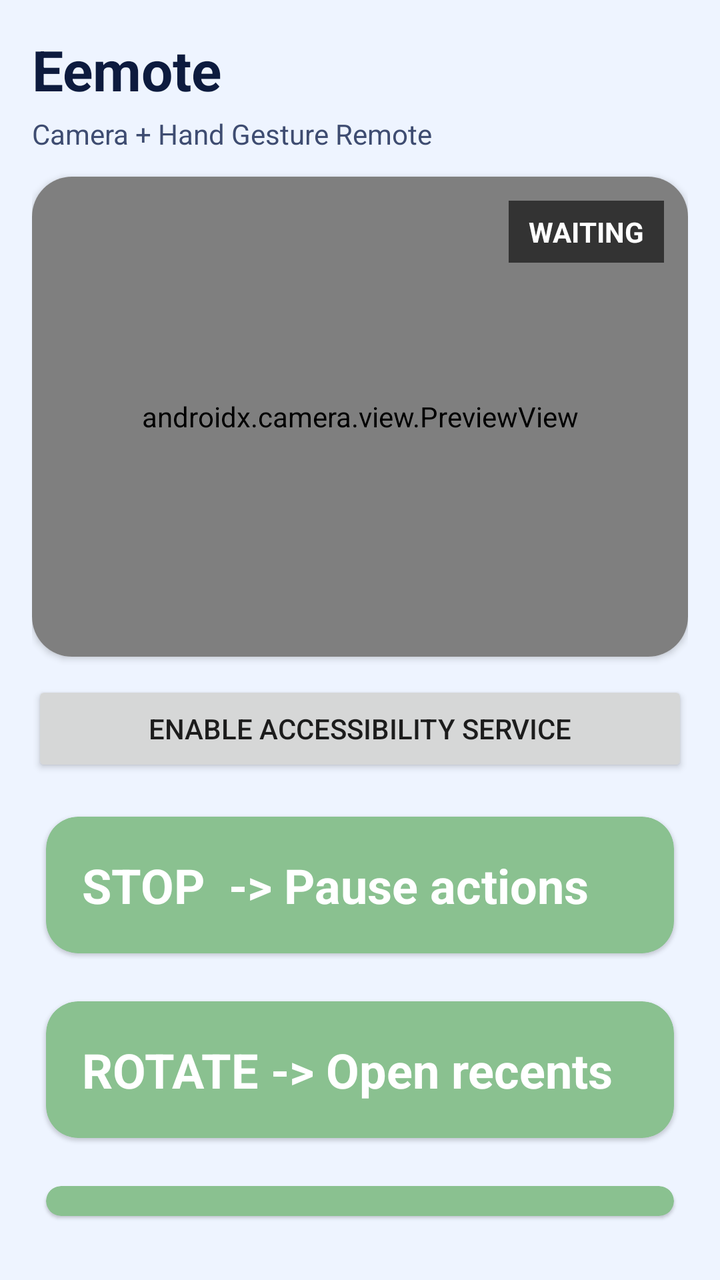
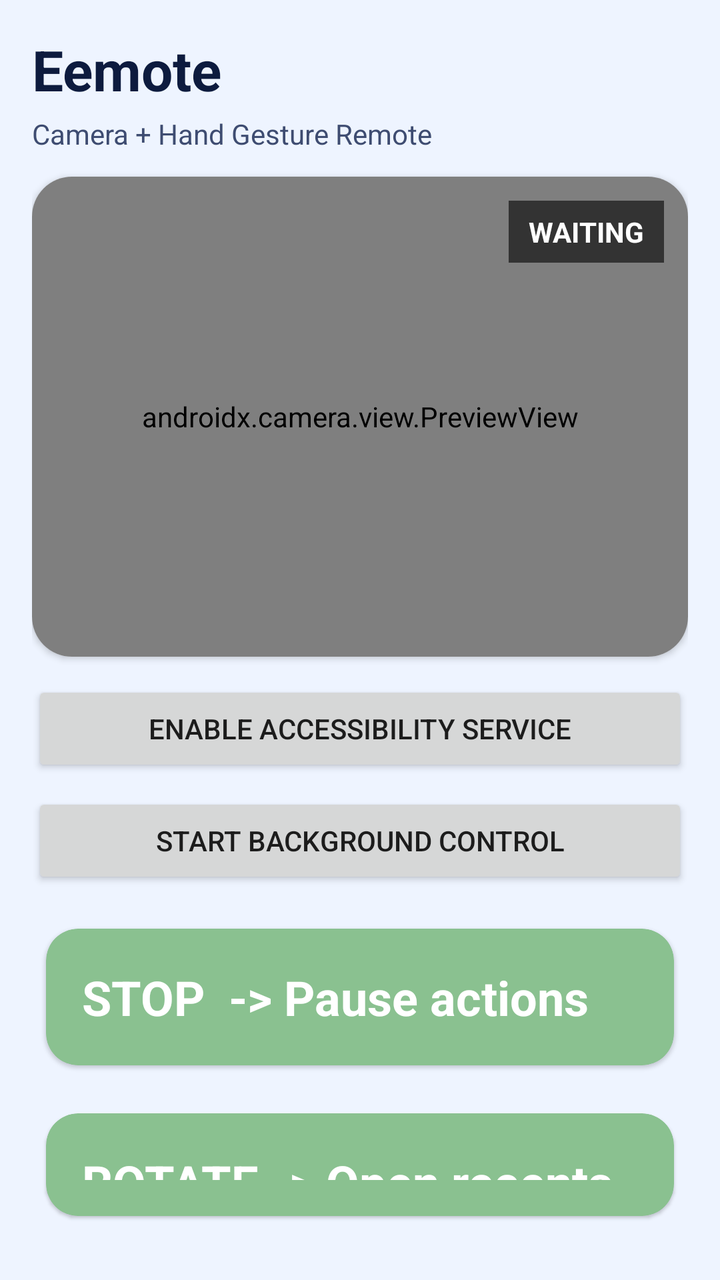

The first picture is an Android layout as it rendered before a commit; the second is the same layout after the commit. The layout source and the unified diff follow.
<!-- AndroidManifest.xml: application theme Theme.Eemote -->
<!-- res/layout/activity_main.xml -->
<?xml version="1.0" encoding="utf-8"?>
<LinearLayout xmlns:android="http://schemas.android.com/apk/res/android"
    xmlns:app="http://schemas.android.com/apk/res-auto"
    android:layout_width="match_parent"
    android:layout_height="match_parent"
    android:orientation="vertical"
    android:padding="16dp"
    android:background="#EEF4FF">

    <TextView
        android:id="@+id/titleText"
        android:layout_width="match_parent"
        android:layout_height="wrap_content"
        android:text="Eemote"
        android:textStyle="bold"
        android:textSize="28sp"
        android:textColor="#0D1B3E" />

    <TextView
        android:id="@+id/subtitleText"
        android:layout_width="match_parent"
        android:layout_height="wrap_content"
        android:layout_marginTop="4dp"
        android:text="Camera + Hand Gesture Remote"
        android:textColor="#3E4C71"
        android:textSize="14sp" />

    <com.google.android.material.card.MaterialCardView
        android:layout_width="match_parent"
        android:layout_height="240dp"
        android:layout_marginTop="12dp"
        app:cardCornerRadius="20dp"
        app:cardElevation="2dp">

        <FrameLayout
            android:layout_width="match_parent"
            android:layout_height="match_parent">

            <androidx.camera.view.PreviewView
                android:id="@+id/previewView"
                android:layout_width="match_parent"
                android:layout_height="match_parent" />

            <TextView
                android:id="@+id/liveStatusText"
                android:layout_width="wrap_content"
                android:layout_height="wrap_content"
                android:layout_gravity="top|end"
                android:layout_margin="12dp"
                android:background="#99000000"
                android:paddingHorizontal="10dp"
                android:paddingVertical="6dp"
                android:text="WAITING"
                android:textColor="#FFFFFF"
                android:textStyle="bold" />
        </FrameLayout>
    </com.google.android.material.card.MaterialCardView>

    <Button
        android:id="@+id/accessibilityButton"
        android:layout_width="match_parent"
        android:layout_height="wrap_content"
        android:layout_marginTop="12dp"
        android:text="Enable Accessibility Service" />

    <LinearLayout
        android:layout_width="match_parent"
        android:layout_height="0dp"
        android:layout_weight="1"
        android:orientation="vertical"
        android:layout_marginTop="12dp">

        <com.google.android.material.card.MaterialCardView
            android:id="@+id/cardStop"
            style="@style/GestureCardStyle"
            android:layout_width="match_parent"
            android:layout_height="wrap_content"
            android:layout_marginBottom="8dp">
            <TextView style="@style/GestureLabelStyle" android:text="STOP  -> Pause actions" />
        </com.google.android.material.card.MaterialCardView>

        <com.google.android.material.card.MaterialCardView
            android:id="@+id/cardRotate"
            style="@style/GestureCardStyle"
            android:layout_width="match_parent"
            android:layout_height="wrap_content"
            android:layout_marginBottom="8dp">
            <TextView style="@style/GestureLabelStyle" android:text="ROTATE -> Open recents" />
        </com.google.android.material.card.MaterialCardView>

        <com.google.android.material.card.MaterialCardView
            android:id="@+id/cardZoom"
            style="@style/GestureCardStyle"
            android:layout_width="match_parent"
            android:layout_height="wrap_content"
            android:layout_marginBottom="8dp">
            <TextView style="@style/GestureLabelStyle" android:text="ZOOM   -> Volume +/-" />
        </com.google.android.material.card.MaterialCardView>

        <com.google.android.material.card.MaterialCardView
            android:id="@+id/cardTurn"
            style="@style/GestureCardStyle"
            android:layout_width="match_parent"
            android:layout_height="wrap_content"
            android:layout_marginBottom="8dp">
            <TextView style="@style/GestureLabelStyle" android:text="TURN   -> Back/Home" />
        </com.google.android.material.card.MaterialCardView>

        <com.google.android.material.card.MaterialCardView
            android:id="@+id/cardSwipe"
            style="@style/GestureCardStyle"
            android:layout_width="match_parent"
            android:layout_height="wrap_content">
            <TextView style="@style/GestureLabelStyle" android:text="SWIPE  -> Screen swipe" />
        </com.google.android.material.card.MaterialCardView>
    </LinearLayout>

</LinearLayout>
<!-- resources referenced by this layout -->
<resources>
  <style name="GestureCardStyle" parent="Widget.MaterialComponents.CardView">
          <item name="cardBackgroundColor">#8AC190</item>
          <item name="cardCornerRadius">16dp</item>
          <item name="cardUseCompatPadding">true</item>
      </style>
  <style name="GestureLabelStyle">
          <item name="android:layout_width">match_parent</item>
          <item name="android:layout_height">wrap_content</item>
          <item name="android:padding">18dp</item>
          <item name="android:textColor">#FFFFFF</item>
          <item name="android:textStyle">bold</item>
          <item name="android:textSize">24sp</item>
      </style>
  <style name="Theme.Eemote" parent="Theme.MaterialComponents.DayNight.NoActionBar">
          <item name="colorPrimary">#1E88E5</item>
          <item name="colorPrimaryVariant">#1565C0</item>
          <item name="colorOnPrimary">#FFFFFF</item>
      </style>
</resources>

<!-- the commit's change to res/layout/activity_main.xml (unified diff, before → after) -->
@@ -63,6 +63,13 @@
         android:layout_marginTop="12dp"
         android:text="Enable Accessibility Service" />
 
+    <Button
+        android:id="@+id/backgroundButton"
+        android:layout_width="match_parent"
+        android:layout_height="wrap_content"
+        android:layout_marginTop="8dp"
+        android:text="@string/background_control_start" />
+
     <LinearLayout
         android:layout_width="match_parent"
         android:layout_height="0dp"
<!-- resource entries referenced after the edit -->
@@ -1,5 +1,6 @@
 <!-- resources referenced by this layout -->
 <resources>
+  <string name="background_control_start">Start Background Control</string>
   <style name="GestureCardStyle" parent="Widget.MaterialComponents.CardView">
           <item name="cardBackgroundColor">#8AC190</item>
           <item name="cardCornerRadius">16dp</item>
